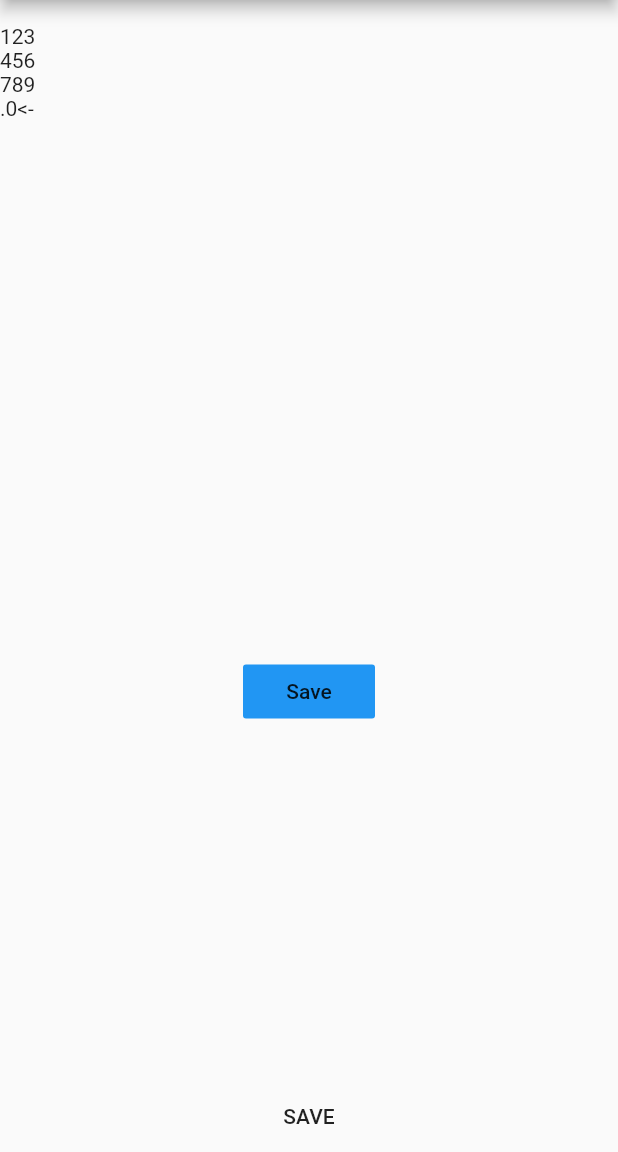
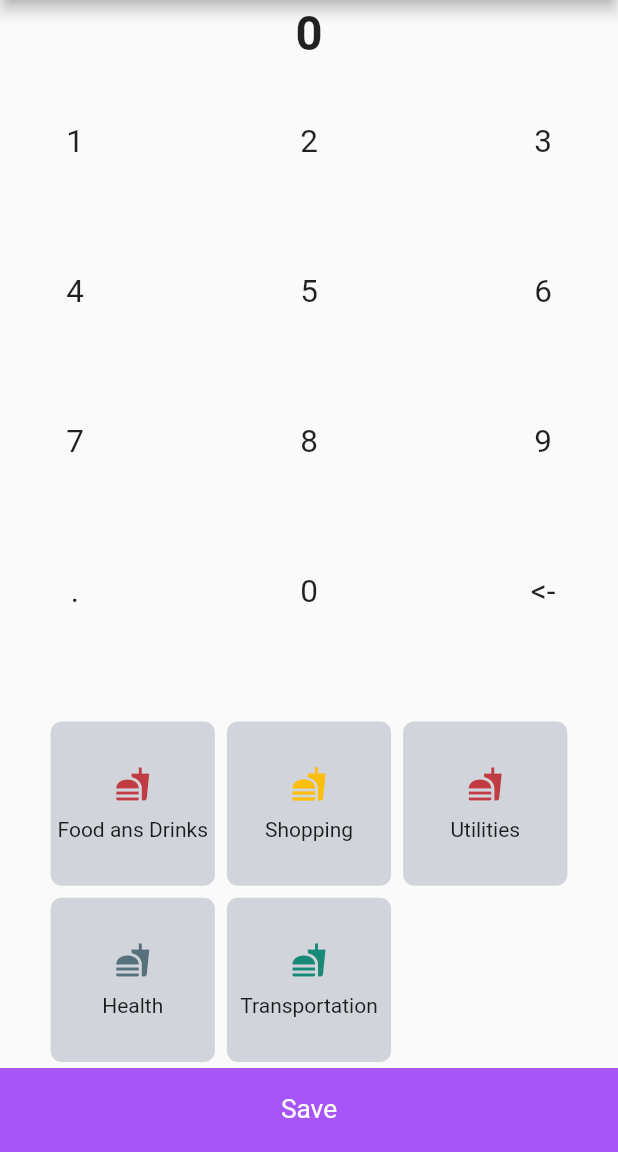
Before and after one commit to jaysavsani07/expense-manager, a Flutter app: the AddEntry screen opened by its route, after a tap on "Save", on a phone screen of 412 x 824 dp, the part 84-1236 px from its top. Run offline on Flutter 3.47's test engine with Material 2 defaults, Android fonts, the phone set to English and light mode, and no system bars; drawn by our look-alikes of velocity_x; our stand-ins replace flutter_riverpod, moor, moor_flutter; generated files the repository leaves out were written again.

Commit message:
Save new entry to db

```diff
--- a/lib/core/constants.dart
+++ b/lib/core/constants.dart
@@ -25,6 +25,11 @@ class AppConstants {
         iconColor: Color(int.parse("0xFFc03c42"))),
   ];
 
+  static final otherCategory = Category(
+      name: "Other",
+      icon: Icons.fastfood,
+      iconColor: Color(int.parse("0xFFc03c42")));
+
   static final keyboard = [
     ["1", "2", "3"],
     ["4", "5", "6"],
--- a/lib/ui/addEntry/addEntry.dart
+++ b/lib/ui/addEntry/addEntry.dart
@@ -1,7 +1,8 @@
+import 'package:expense_manager/core/constants.dart';
 import 'package:expense_manager/ui/addEntry/addEntry_state.dart';
-import 'package:expense_manager/ui/addEntry/amount_text.dart';
 import 'package:flutter/material.dart';
 import 'package:flutter_riverpod/all.dart';
+import 'package:velocity_x/velocity_x.dart';
 
 class AddEntry extends ConsumerWidget {
   @override
@@ -16,64 +17,80 @@ class AddEntry extends ConsumerWidget {
           ),
           body: Column(
             children: [
-              /*TextFormField(
-                autofocus: true,
-                keyboardType: TextInputType.number,
-                onChanged: (value) => amount = value,
-              ),*/
-              AmountText(),
-              Container(
-                height: 235,
-                child: GridView(
+              [
+                vm.amount.text.xl4.bold.make().p4(),
+                AppConstants.keyboard
+                    .map((e) => Flexible(
+                          flex: 1,
+                          child: e
+                              .map((e) => Flexible(
+                                  flex: 1,
+                                  child: e.text.xl2
+                                      .make()
+                                      .centered()
+                                      .box
+                                      .height(100)
+                                      .width(100)
+                                      .make()
+                                      .onInkTap(() {
+                                    vm.textChange(e);
+                                  })))
+                              .toList()
+                              .row(
+                                  axisSize: MainAxisSize.max,
+                                  alignment: MainAxisAlignment.spaceBetween),
+                        ))
+                    .toList()
+                    .column()
+                    .expand(),
+              ].column().expand(),
+              GridView(
                 shrinkWrap: true,
                 gridDelegate: SliverGridDelegateWithFixedCrossAxisCount(
                     crossAxisCount: 2),
                 scrollDirection: Axis.horizontal,
                 children: vm.categoryList
-                      .map((category) => InkWell(
-                            onTap: () {
-                              // categoryName = category.name;
-                            },
-                            child: Container(
-                              padding: EdgeInsets.symmetric(
-                                  horizontal: 5, vertical: 5),
-                              width: 110,
-                              height: 110,
-                              child: Card(
-                                color: category.iconColor,
-                                elevation: 2,
-                                shape: RoundedRectangleBorder(
-                                  borderRadius: BorderRadius.all(
-                                    Radius.circular(8),
+                    .map((category) => [
+                          10.heightBox,
+                          Icon(
+                            category.icon,
+                            color: vm.category == category
+                                ? Vx.black
+                                : category.iconColor,
                           ),
-                                ),
-                                child: Stack(
-                                  children: [
-                                    Align(
-                                        alignment: Alignment.center,
-                                        child: Icon(category.icon)),
-                                    Align(
-                                      child: Text(category.name),
-                                      alignment: Alignment.bottomCenter,
-                                    )
-                                  ],
-                                ),
-                              ),
-                            ),
-                          ))
+                          category.name.text.center
+                              .make()
+                              .pSymmetric(v: 10, h: 4),
+                        ]
+                            .column()
+                            .centered()
+                            .box
+                            .width(110)
+                            .height(110)
+                            .color(vm.category == category
+                                ? category.iconColor.withOpacity(0.5)
+                                : Vx.gray300)
+                            .roundedSM
+                            .make()
+                            .onInkTap(() {
+                          vm.categoryChange(category);
+                        }).p4())
                     .toList(),
-                ),
-              ),
-              FlatButton(
-                  onPressed: () {
-                    // vm.onSaveCallback(
-                    //   Entry(
-                    //       amount: double.parse(amount),
-                    //       categoryName: categoryName,
-                    //       modifiedDate: DateTime.now()),
-                    // );
-                  },
-                  child: Text("SAVE"))
+              ).box.height(235).make(),
+              "Save"
+                  .text
+                  .xl
+                  .white
+                  .make()
+                  .centered()
+                  .box
+                  .purple500
+                  .width(double.infinity)
+                  .height(56)
+                  .make()
+                  .onInkTap(() {
+                vm.addEntry();
+              }),
             ],
           ),
         ));
--- a/lib/ui/addEntry/addEntry_state.dart
+++ b/lib/ui/addEntry/addEntry_state.dart
@@ -1,13 +1,76 @@
-import 'package:expense_manager/data/models/category.dart' as category;
+import 'package:expense_manager/core/constants.dart';
+import 'package:expense_manager/data/models/category.dart' as cat;
 import 'package:expense_manager/data/models/entry.dart';
+import 'package:expense_manager/data/repository/entry_repository_imp.dart';
 import 'package:flutter/foundation.dart';
 import 'package:flutter_riverpod/flutter_riverpod.dart';
 
 final addEntryModelProvider = ChangeNotifierProvider<AddEntryViewModel>(
-  (ref) => AddEntryViewModel(),
+  (ref) => AddEntryViewModel(entryDataSourceImp: ref.read(repositoryProvider)),
 );
 
 class AddEntryViewModel with ChangeNotifier {
-  Entry entry = Entry(amount: 10, categoryName: "abc", modifiedDate: null);
-  List<category.Category> categoryList = [];
+  EntryRepositoryImp entryDataSourceImp;
+
+  List<cat.Category> categoryList = [];
+  String amount = "0";
+  cat.Category category = AppConstants.otherCategory;
+
+  AddEntryViewModel({@required this.entryDataSourceImp}) {
+    entryDataSourceImp.getAllCategory().listen((event) {
+      categoryList = event;
+      print(event);
+      notifyListeners();
+    });
+  }
+
+  void addEntry() {
+    entryDataSourceImp
+        .addNewEntry(Entry(
+            amount: double.parse(amount),
+            categoryName: category.name,
+            modifiedDate: DateTime.now()))
+        .listen((event) {
+
+    });
+  }
+
+  void categoryChange(cat.Category category) {
+    this.category = category;
+    notifyListeners();
+  }
+
+  void textChange(String text) {
+    if (text == "<-")
+      backPress();
+    else if (text == ".")
+      dotPress();
+    else
+      numberPress(text);
+  }
+
+  void numberPress(String text) {
+    if (amount == "0") {
+      amount = text;
+    } else {
+      amount = amount + text;
+    }
+    notifyListeners();
+  }
+
+  void backPress() {
+    if (amount.length > 1) {
+      amount = amount.substring(0, amount.length - 1);
+    } else {
+      amount = "0";
+    }
+    notifyListeners();
+  }
+
+  void dotPress() {
+    if (!amount.contains(".")) {
+      amount = amount + ".";
+      notifyListeners();
+    }
+  }
 }
--- a/lib/ui/addEntry/amount_text.dart
+++ b/lib/ui/addEntry/amount_text.dart
@@ -1,33 +1,33 @@
 import 'package:expense_manager/core/constants.dart';
 import 'package:flutter/material.dart';
+import 'package:velocity_x/velocity_x.dart';
 
 class AmountText extends StatelessWidget {
   @override
   Widget build(BuildContext context) {
-    return Expanded(
-        child: Column(
-      children: [
-        Text(""),
-        Expanded(
-          child: Column(
-            children: AppConstants.keyboard
-                .map((e) => Flexible(
-                      flex: 1,
-                      child: Row(
-                        children: e
-                            .map((e) => Flexible(flex: 1, child: Text(e)))
-                            .toList(),
-                      ),
-                    ))
-                .toList(),
-          ),
-        ),
-        FlatButton(
-          child: Text("Save"),
-          onPressed: () {},
-          color: ThemeData().primaryColor,
-        )
-      ],
-    ));
+    return [
+      "10".text.xl4.bold.make().p4(),
+      AppConstants.keyboard
+          .map((e) => Flexible(
+                flex: 1,
+                child: e
+                    .map((e) => Flexible(
+                        flex: 1,
+                        child: e.text.xl2
+                            .make()
+                            .centered()
+                            .box
+                            .height(100)
+                            .width(100)
+                            .make()))
+                    .toList()
+                    .row(
+                        axisSize: MainAxisSize.max,
+                        alignment: MainAxisAlignment.spaceBetween),
+              ))
+          .toList()
+          .column()
+          .expand(),
+    ].column().expand();
   }
 }
--- a/pubspec.yaml
+++ b/pubspec.yaml
@@ -32,6 +32,7 @@ dependencies:
   async: ^2.4.2
   moor_flutter: ^3.1.0
   flutter_riverpod: ^0.12.3
+  velocity_x: ^1.3.1
 
 dev_dependencies:
   flutter_test:
```
Lines whose indentation alone changed are shown as unchanged.
